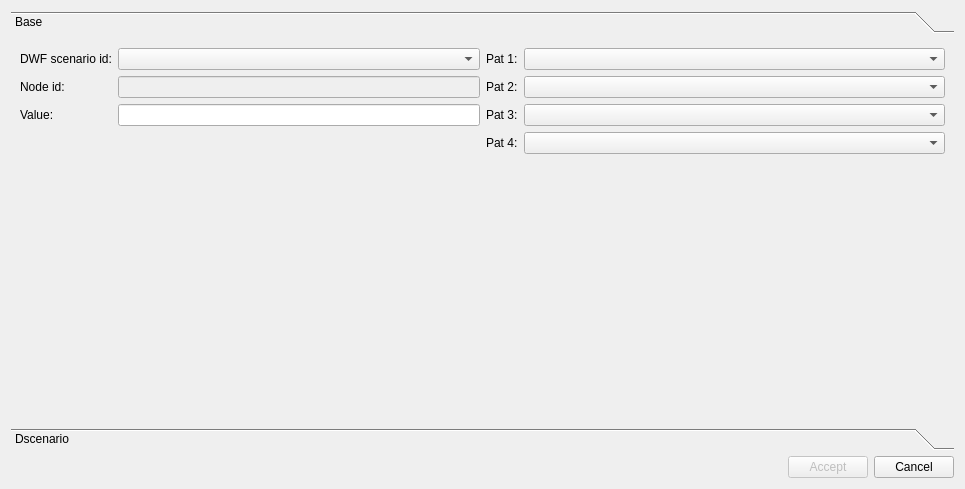
Above: core/ui/toolbars/basic/info_epa_dwf.ui from Giswater/giswater_qgis_plugin before the change. Below: the same form after it.
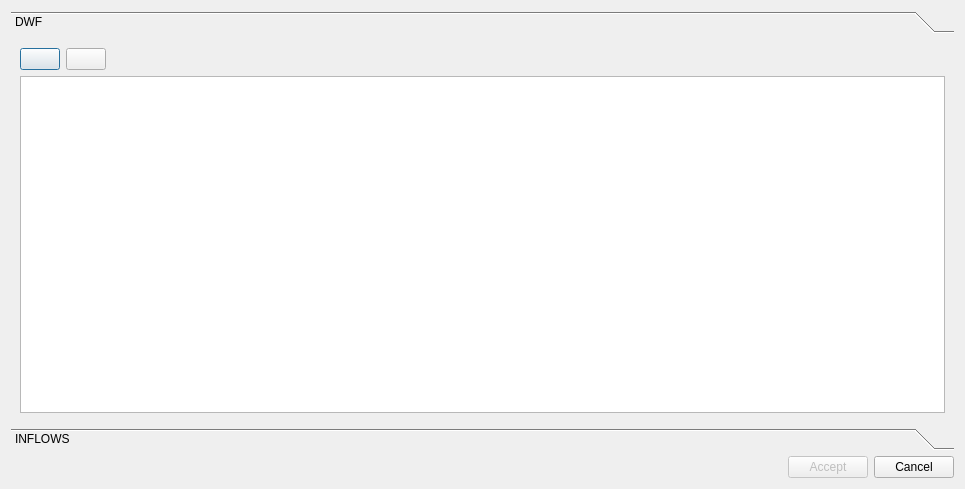
That is the form after the change.

Commit message: Refactor action dwf dlg

Diff of the .ui file:
```diff
--- a/core/ui/toolbars/basic/info_epa_dwf.ui
+++ b/core/ui/toolbars/basic/info_epa_dwf.ui
@@ -25,168 +25,48 @@
         <x>0</x>
         <y>0</y>
         <width>947</width>
-        <height>379</height>
+        <height>386</height>
        </rect>
       </property>
       <attribute name="label">
-       <string>Base</string>
+       <string>DWF</string>
       </attribute>
       <layout class="QGridLayout" name="gridLayout_2">
+       <item row="1" column="0">
+        <layout class="QGridLayout" name="lyt_base">
+         <item row="0" column="0">
+          <widget class="QTableView" name="tbl_dwf"/>
+         </item>
+        </layout>
+       </item>
        <item row="0" column="0">
-        <layout class="QGridLayout" name="lyt_base_1">
-         <item row="0" column="0">
-          <widget class="QLabel" name="label">
-           <property name="sizePolicy">
-            <sizepolicy hsizetype="Maximum" vsizetype="Preferred">
-             <horstretch>0</horstretch>
-             <verstretch>0</verstretch>
-            </sizepolicy>
-           </property>
+        <layout class="QHBoxLayout" name="horizontalLayout_3">
+         <item>
+          <widget class="QPushButton" name="btn_add_base">
            <property name="text">
-            <string>DWF scenario id:</string>
+            <string/>
            </property>
           </widget>
          </item>
-         <item row="2" column="0">
-          <widget class="QLabel" name="label_4">
+         <item>
+          <widget class="QPushButton" name="btn_delete_base">
            <property name="text">
-            <string>Value:</string>
+            <string/>
            </property>
           </widget>
          </item>
-         <item row="1" column="1">
-          <widget class="QLineEdit" name="node_id">
-           <property name="enabled">
-            <bool>false</bool>
-           </property>
-           <property name="sizePolicy">
-            <sizepolicy hsizetype="Preferred" vsizetype="Fixed">
-             <horstretch>0</horstretch>
-             <verstretch>0</verstretch>
-            </sizepolicy>
-           </property>
-           <property name="readOnly">
-            <bool>true</bool>
-           </property>
-          </widget>
-         </item>
-         <item row="1" column="0">
-          <widget class="QLabel" name="label_3">
-           <property name="text">
-            <string>Node id:</string>
-           </property>
-          </widget>
-         </item>
-         <item row="2" column="1">
-          <widget class="QLineEdit" name="value">
-           <property name="sizePolicy">
-            <sizepolicy hsizetype="Preferred" vsizetype="Fixed">
-             <horstretch>0</horstretch>
-             <verstretch>0</verstretch>
-            </sizepolicy>
-           </property>
-          </widget>
-         </item>
-         <item row="3" column="0" colspan="2">
-          <spacer name="verticalSpacer">
+         <item>
+          <spacer name="horizontalSpacer_3">
            <property name="orientation">
-            <enum>Qt::Vertical</enum>
+            <enum>Qt::Horizontal</enum>
            </property>
-           <property name="sizeType">
-            <enum>QSizePolicy::Expanding</enum>
-           </property>
            <property name="sizeHint" stdset="0">
             <size>
-             <width>20</width>
-             <height>40</height>
+             <width>40</width>
+             <height>20</height>
             </size>
            </property>
           </spacer>
-         </item>
-         <item row="0" column="1">
-          <widget class="QComboBox" name="dwfscenario_id"/>
-         </item>
-        </layout>
-       </item>
-       <item row="0" column="1">
-        <layout class="QGridLayout" name="lyt_base_2" rowstretch="0,0,0,0,0">
-         <item row="0" column="0">
-          <widget class="QLabel" name="label_2">
-           <property name="sizePolicy">
-            <sizepolicy hsizetype="Minimum" vsizetype="Preferred">
-             <horstretch>0</horstretch>
-             <verstretch>0</verstretch>
-            </sizepolicy>
-           </property>
-           <property name="text">
-            <string>Pat 1:</string>
-           </property>
-          </widget>
-         </item>
-         <item row="3" column="0">
-          <widget class="QLabel" name="label_7">
-           <property name="text">
-            <string>Pat 4:</string>
-           </property>
-          </widget>
-         </item>
-         <item row="2" column="0">
-          <widget class="QLabel" name="label_6">
-           <property name="sizePolicy">
-            <sizepolicy hsizetype="Maximum" vsizetype="Preferred">
-             <horstretch>0</horstretch>
-             <verstretch>0</verstretch>
-            </sizepolicy>
-           </property>
-           <property name="text">
-            <string>Pat 3:</string>
-           </property>
-          </widget>
-         </item>
-         <item row="4" column="0" colspan="4">
-          <spacer name="verticalSpacer_2">
-           <property name="orientation">
-            <enum>Qt::Vertical</enum>
-           </property>
-           <property name="sizeHint" stdset="0">
-            <size>
-             <width>20</width>
-             <height>40</height>
-            </size>
-           </property>
-          </spacer>
-         </item>
-         <item row="1" column="0">
-          <widget class="QLabel" name="label_5">
-           <property name="sizePolicy">
-            <sizepolicy hsizetype="Minimum" vsizetype="Preferred">
-             <horstretch>0</horstretch>
-             <verstretch>0</verstretch>
-            </sizepolicy>
-           </property>
-           <property name="text">
-            <string>Pat 2:</string>
-           </property>
-          </widget>
-         </item>
-         <item row="0" column="1" colspan="3">
-          <widget class="QComboBox" name="pat1">
-           <property name="sizePolicy">
-            <sizepolicy hsizetype="Preferred" vsizetype="Fixed">
-             <horstretch>0</horstretch>
-             <verstretch>0</verstretch>
-            </sizepolicy>
-           </property>
-          </widget>
-         </item>
-         <item row="3" column="1" colspan="3">
-          <widget class="QComboBox" name="pat4"/>
-         </item>
-         <item row="2" column="1" colspan="3">
-          <widget class="QComboBox" name="pat3"/>
-         </item>
-         <item row="1" column="1" colspan="3">
-          <widget class="QComboBox" name="pat2"/>
          </item>
         </layout>
        </item>
@@ -202,7 +82,7 @@
        </rect>
       </property>
       <attribute name="label">
-       <string>Dscenario</string>
+       <string>INFLOWS</string>
       </attribute>
       <layout class="QGridLayout" name="gridLayout_3">
        <item row="1" column="0">
```
Left out of the diff: 6 changed lines with no effect on the pictures. The commit also changes 1 other file.
